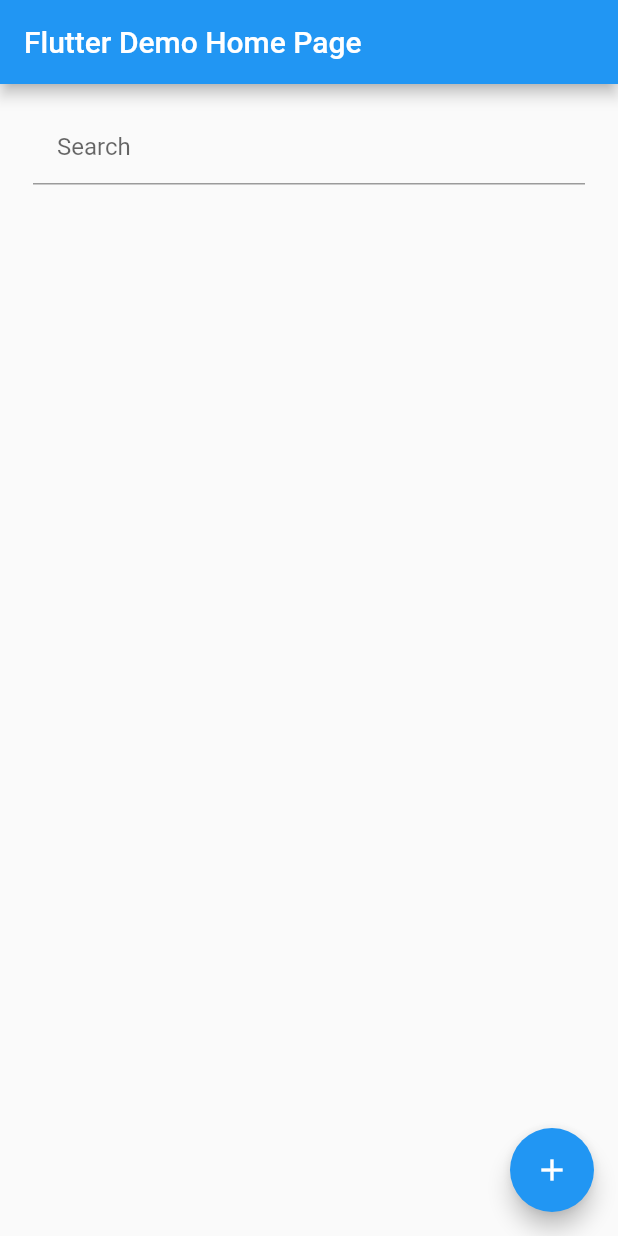
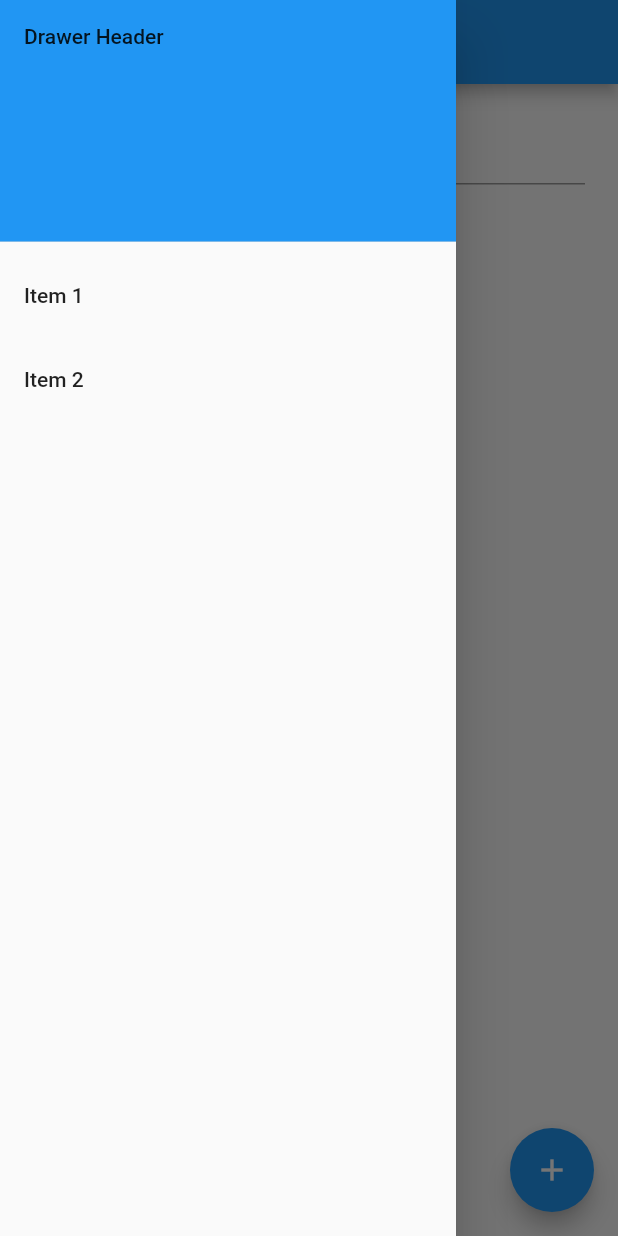
Before and after one commit to cavr/flutter-dart-songs-search, a Flutter app: the screen it shows after launch, with the side drawer open (before the commit the screen has no drawer), on a phone screen of 412 x 824 dp. Run offline on Flutter 3.47's test engine with Material 2 defaults, Android fonts, the phone set to English and light mode, and no system bars.

```diff
--- /dev/null
+++ b/lib/debouncer.dart
@@ -0,0 +1,19 @@
+import 'package:flutter/foundation.dart';
+import 'dart:async';
+
+class Debouncer {
+  final int milliseconds;
+  VoidCallback action;
+  Timer _timer;
+
+  Debouncer({ this.milliseconds });
+
+  run(VoidCallback action) {
+    if (_timer != null) {
+      _timer.cancel();
+    }
+
+
+    _timer = Timer(Duration(milliseconds: milliseconds), action);
+  }
+}
--- /dev/null
+++ b/lib/drawer.dart
@@ -0,0 +1,38 @@
+import 'package:flutter/cupertino.dart';
+import 'package:flutter/material.dart';
+
+class drawer extends StatelessWidget {
+  const drawer({
+    Key key,
+  }) : super(key: key);
+
+  @override
+  Widget build(BuildContext context) {
+    return ListView(
+      // Important: Remove any padding from the ListView.
+      padding: EdgeInsets.zero,
+      children: <Widget>[
+        DrawerHeader(
+          child: Text('Drawer Header'),
+          decoration: BoxDecoration(
+            color: Colors.blue,
+          ),
+        ),
+        ListTile(
+          title: Text('Item 1'),
+          onTap: () {
+            // Update the state of the app.
+            // ...
+          },
+        ),
+        ListTile(
+          title: Text('Item 2'),
+          onTap: () {
+            // Update the state of the app.
+            // ...
+          },
+        ),
+      ],
+    );
+  }
+}
--- a/lib/homepage.dart
+++ b/lib/homepage.dart
@@ -1,21 +1,13 @@
 import 'dart:convert';
-import 'dart:io';
 import 'package:http/http.dart' as http;
 
 import 'package:flutter/material.dart';
-
+import 'package:my_app/debouncer.dart';
+import 'package:my_app/drawer.dart';
 
 class MyHomePage extends StatefulWidget {
   MyHomePage({Key key, this.title}) : super(key: key);
 
-  // This widget is the home page of your application. It is stateful, meaning
-  // that it has a State object (defined below) that contains fields that affect
-  // how it looks.
-
-  // This class is the configuration for the state. It holds the values (in this
-  // case the title) provided by the parent (in this case the App widget) and
-  // used by the build method of the State. Fields in a Widget subclass are
-  // always marked "final".
 
   final String title;
 
@@ -29,6 +21,8 @@ class _MyHomePageState extends State<MyHomePage> {
   List response;
   int _size = 0;
   List<Widget> result;
+  final _debouncer = Debouncer(milliseconds: 5000);
+
   _MyHomePageState() {
     this.response = new List();
   }
@@ -40,7 +34,10 @@ class _MyHomePageState extends State<MyHomePage> {
   }
 
   void _retrieveData(String text) async {
-    if (text != '') {
+    print('Retieving Data');
+      if(text == ''){
+        text = 'random';
+      }
       final response = await http.get(
           "https://itunes.apple.com/search?term=${text}&entity=musicTrack");
       try {
@@ -54,13 +51,17 @@ class _MyHomePageState extends State<MyHomePage> {
         this.response = new List();
       }
       setState(() {});
-    }
+
   }
 
   void _setResults(List response) {
     List<Widget> result = new List();
 
-    response.removeWhere((item) => response.where((inner)=> inner['collectionId'] == item['collectionId']).first != item);
+    response.removeWhere((item) =>
+        response
+            .where((inner) => inner['collectionId'] == item['collectionId'])
+            .first !=
+        item);
 
     for (var item in response) {
       result.add(Container(
@@ -85,27 +86,35 @@ class _MyHomePageState extends State<MyHomePage> {
   }
 
   void _setText(String text) {
-    this._retrieveData(text);
+    _debouncer.run(() => this._retrieveData(text));
   }
 
   @override
   Widget build(BuildContext context) {
     return Scaffold(
+      drawer: Drawer(
+        // Add a ListView to the drawer. This ensures the user can scroll
+        // through the options in the drawer if there isn't enough vertical
+        // space to fit everything.
+        child: drawer(),
+      ),
       appBar: AppBar(
         title: Text(widget.title),
-
       ),
-       body: Center(
+      body: Center(
         // Center is a layout widget. It takes a single child and positions it
         // in the middle of the parent.
         child: Column(
           mainAxisAlignment: MainAxisAlignment.center,
           children: <Widget>[
-            Container(child:
-            TextField(
-              decoration: InputDecoration(hintText: 'Search', contentPadding: EdgeInsets.all(16)),
-              onChanged: this._setText,
-            ), width: 400, padding: EdgeInsets.all(16)),
+            Container(
+                child: TextField(
+                  decoration: InputDecoration(
+                      hintText: 'Search', contentPadding: EdgeInsets.all(16)),
+                  onChanged: this._setText,
+                ),
+                width: 400,
+                padding: EdgeInsets.all(16)),
             new Expanded(
                 child: ListView.builder(
                     shrinkWrap: false,
```
Also changed, not shown: pubspec.lock, 2 other files.
